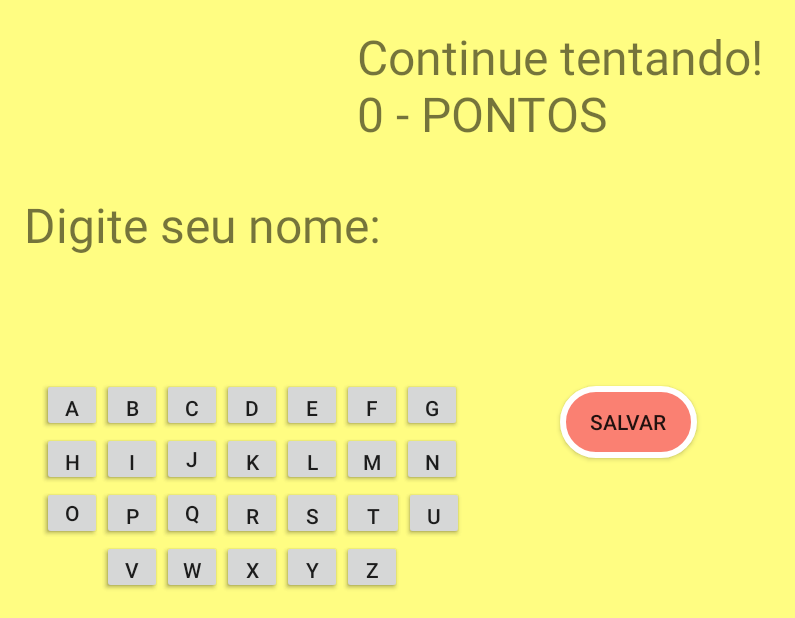
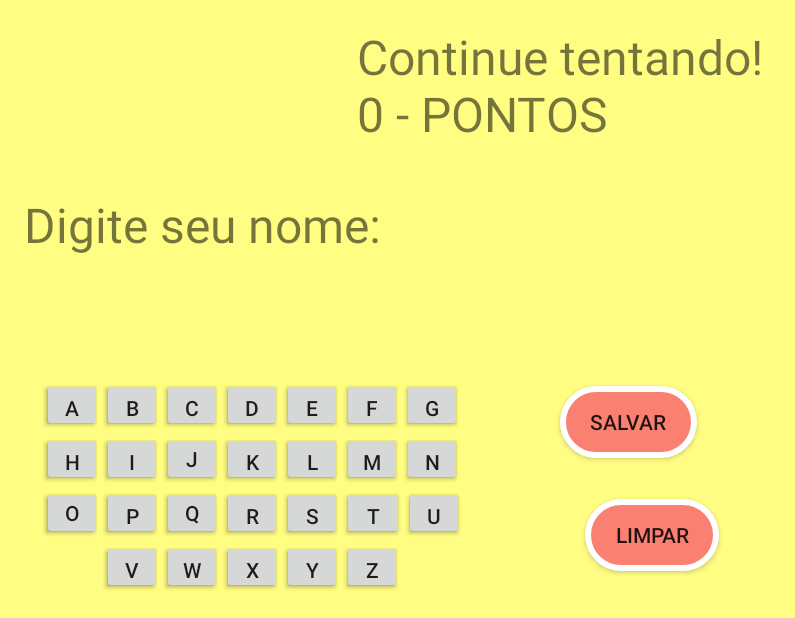
Before and after one commit to felipe-sbatista/word-play, an Android app: the screen it shows after launch (RegistrarActivity), after a tap on "JOGAR", on a phone screen of 824 x 412 dp (held sideways). Shown: the whole screen, without its empty margins (0-795 px from the left). Run offline under Robolectric (Android 15) with nearby library versions, the phone set to English and light mode, and no system bars; our stand-ins replace ButterKnife, Firebase (no records; nobody signed in at launch, a user with empty details on screens opened directly).

Commit message:
Ajustes na tela de registrar

```diff
--- a/app/src/main/java/com/palavras/unicap/palavrinhas/activity/RegistrarActivity.java
+++ b/app/src/main/java/com/palavras/unicap/palavrinhas/activity/RegistrarActivity.java
@@ -32,7 +32,10 @@ public class RegistrarActivity extends AppCompatActivity implements OnFragmentIn
     Button botaoSalvar;
 
     @BindView(R.id.nome)
-    TextView textView;
+    TextView textViewNome;
+
+    @BindView(R.id.botao_limpar_recordes)
+    Button botaoLimpar;
 
 
     @Override
@@ -53,6 +56,13 @@ public class RegistrarActivity extends AppCompatActivity implements OnFragmentIn
         msgFinal.setText(mensagem + "\n" + pontuacao+ " - PONTOS");
 
         database = FirebaseDatabase.getInstance();
+
+    }
+
+    @OnClick(R.id.botao_limpar_recordes)
+    public void limparNome(){
+        this.nome = "";
+        this.textViewNome.setText(this.nome);
 
     }
 
@@ -95,6 +105,6 @@ public class RegistrarActivity extends AppCompatActivity implements OnFragmentIn
         Button botao = findViewById(view.getId());
         String letra = botao.getText().toString();
         nome = nome + letra;
-        this.textView.setText(nome);
+        this.textViewNome.setText(nome);
     }
 }
--- a/app/src/main/res/layout/activity_registrar.xml
+++ b/app/src/main/res/layout/activity_registrar.xml
@@ -44,6 +44,23 @@
         app:layout_constraintTop_toBottomOf="@+id/jo"
         app:layout_constraintVertical_bias="0.443" />
 
+    <Button
+        android:id="@+id/botao_limpar_recordes"
+        android:layout_width="wrap_content"
+        android:layout_height="wrap_content"
+        android:layout_marginStart="8dp"
+        android:layout_marginTop="8dp"
+        android:layout_marginEnd="8dp"
+        android:layout_marginBottom="8dp"
+        android:background="@drawable/button_radius"
+        android:text="Limpar"
+        app:layout_constraintBottom_toBottomOf="parent"
+        app:layout_constraintEnd_toEndOf="parent"
+        app:layout_constraintHorizontal_bias="0.178"
+        app:layout_constraintStart_toEndOf="@+id/teclado"
+        app:layout_constraintTop_toBottomOf="@+id/botao_salvar"
+        app:layout_constraintVertical_bias="0.452" />
+
     <TextView
         android:id="@+id/mensagemFinal"
         android:layout_width="wrap_content"
```
